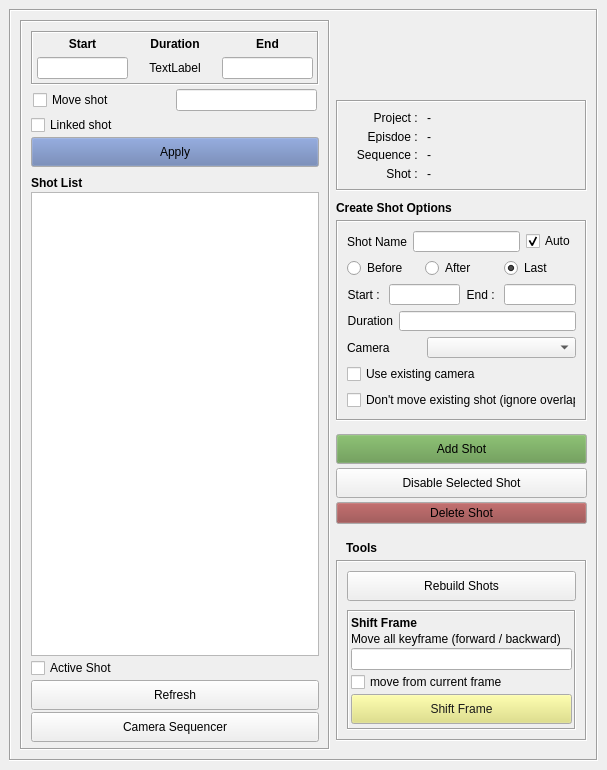
The window that ui.ui (ChanonVilaiyuk/arxSequenceManager) describes before a commit, drawn with Qt 5.
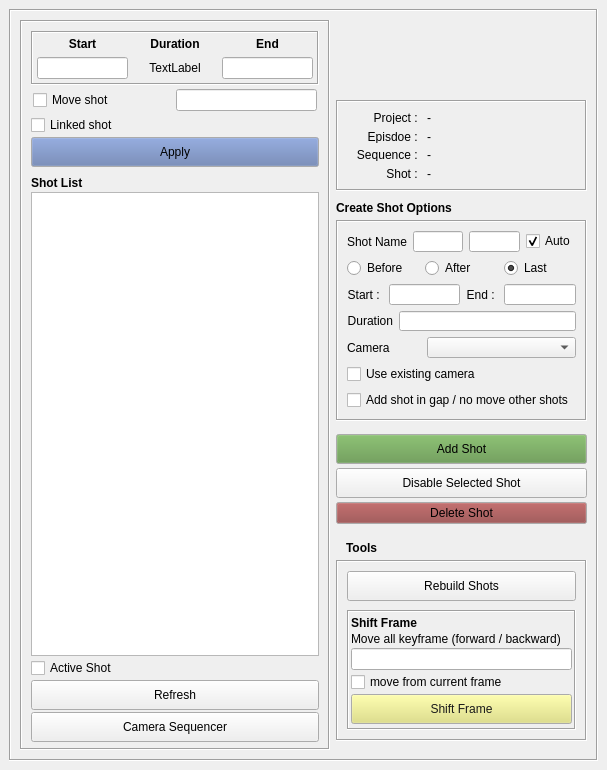
The same window after the commit.

```diff
--- a/ui.ui
+++ b/ui.ui
@@ -495,6 +495,13 @@
                </property>
               </widget>
              </item>
+             <item>
+              <widget class="QLineEdit" name="prefix_lineEdit">
+               <property name="text">
+                <string/>
+               </property>
+              </widget>
+             </item>
              <item>
               <widget class="QLineEdit" name="shotName_lineEdit">
                <property name="text">
@@ -617,7 +624,7 @@
            <item>
             <widget class="QCheckBox" name="noMove_checkBox">
              <property name="text">
-              <string>Don't move existing shot (ignore overlap)</string>
+              <string>Add shot in gap / no move other shots</string>
              </property>
             </widget>
            </item>
```
